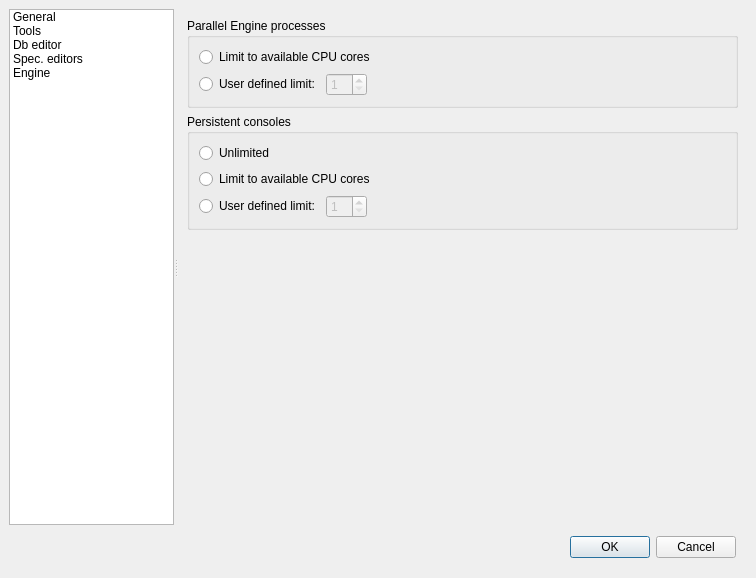
Qt form spinetoolbox/ui/settings.ui (spine-tools/Spine-Toolbox) before a commit.
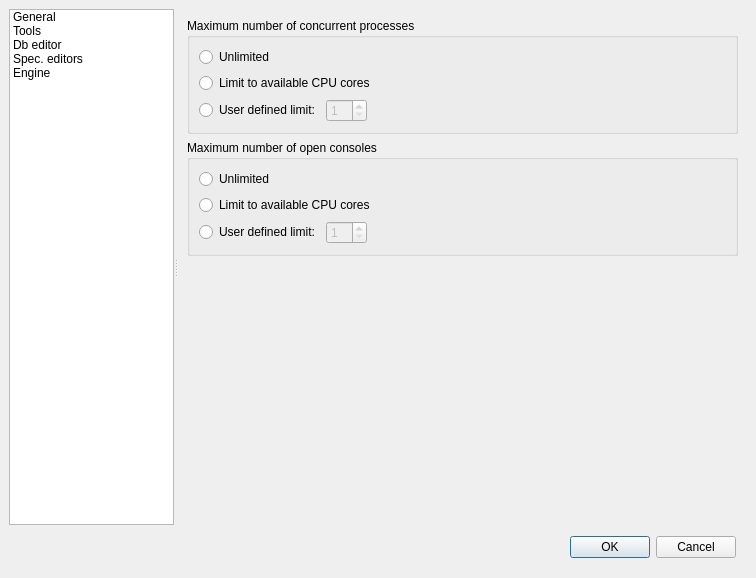
The same form after that commit. The open tabs and pages were chosen to show the change. Icons and pictures are not drawn. Custom widgets are drawn as their Qt base class.

Commit message:
Add engine setting to allow unlimited processes
Re Spine-project/Spine-Toolbox#1782

```diff
--- a/spinetoolbox/ui/settings.ui
+++ b/spinetoolbox/ui/settings.ui
@@ -1213,9 +1213,19 @@
         <item>
          <widget class="QGroupBox" name="process_limits_group_box">
           <property name="title">
-           <string>Parallel Engine processes</string>
+           <string>Maximum number of concurrent processes</string>
           </property>
           <layout class="QVBoxLayout" name="verticalLayout_2">
+           <item>
+            <widget class="QRadioButton" name="unlimited_engine_process_radio_button">
+             <property name="text">
+              <string>Unlimited</string>
+             </property>
+             <attribute name="buttonGroup">
+              <string notr="true">engine_processes_button_group</string>
+             </attribute>
+            </widget>
+           </item>
            <item>
             <widget class="QRadioButton" name="automatic_engine_process_limit_radio_button">
              <property name="text">
@@ -1269,7 +1279,7 @@
         <item>
          <widget class="QGroupBox" name="persistent_process_limits_group_box">
           <property name="title">
-           <string>Persistent consoles</string>
+           <string>Maximum number of open consoles</string>
           </property>
           <layout class="QVBoxLayout" name="verticalLayout_17">
            <item>
```
The commit also changes 2 other files.
